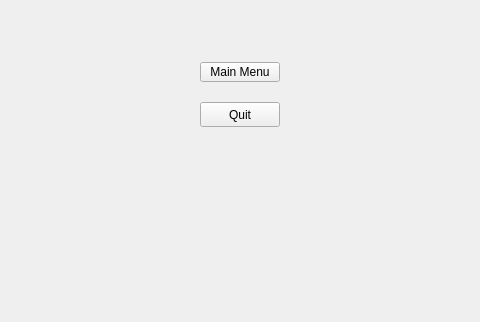
This is winnerscreen.ui in silversax08/TanksGame as Qt 5 draws it before an edit; both pictures show x 150 to 630 and y 278 to 600 of the 812 by 600 pixel window. The edited form follows.
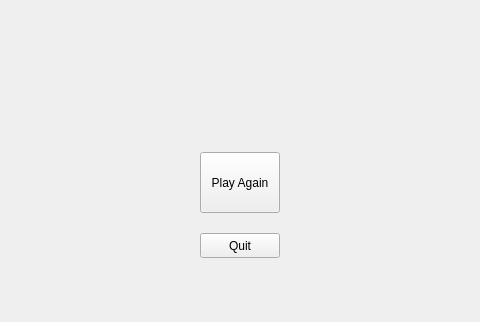
This is the edited form.

Diff of the .ui file:
```diff
--- a/winnerscreen.ui
+++ b/winnerscreen.ui
@@ -17,20 +17,20 @@
    <property name="geometry">
     <rect>
      <x>350</x>
-     <y>340</y>
+     <y>430</y>
      <width>80</width>
-     <height>20</height>
+     <height>61</height>
     </rect>
    </property>
    <property name="text">
-    <string>Main Menu</string>
+    <string>Play Again</string>
    </property>
   </widget>
   <widget class="QPushButton" name="quitButton">
    <property name="geometry">
     <rect>
      <x>350</x>
-     <y>380</y>
+     <y>511</y>
      <width>80</width>
      <height>25</height>
     </rect>
```
Left out of the diff: 2 changed lines with no effect on the pictures.
